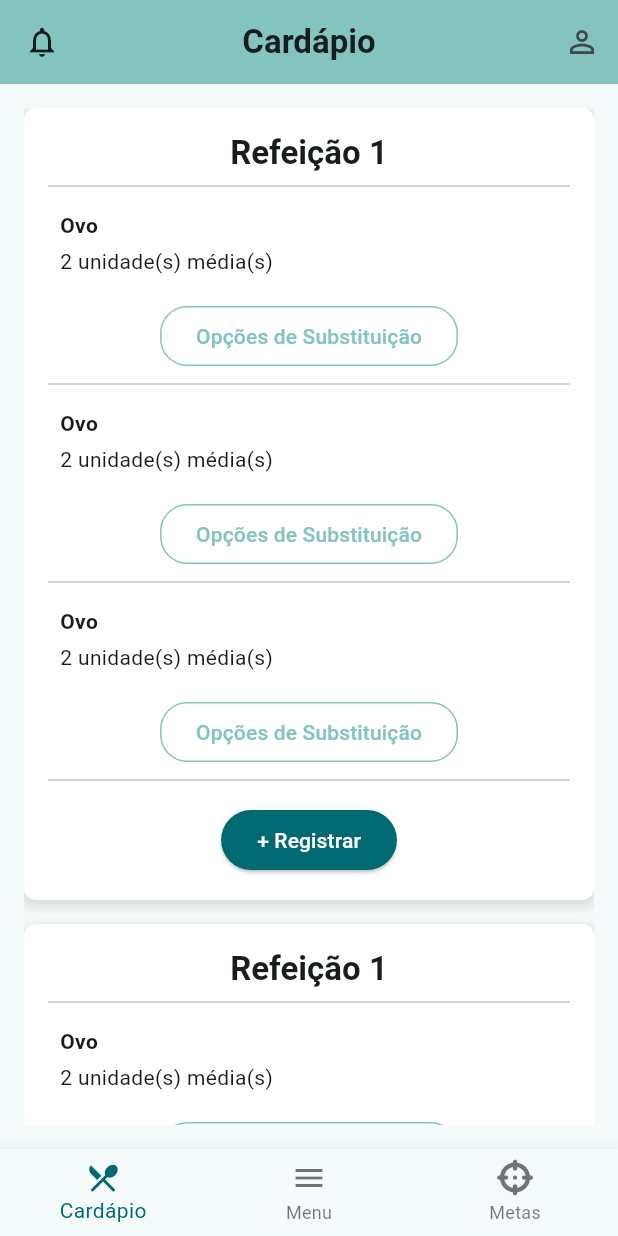
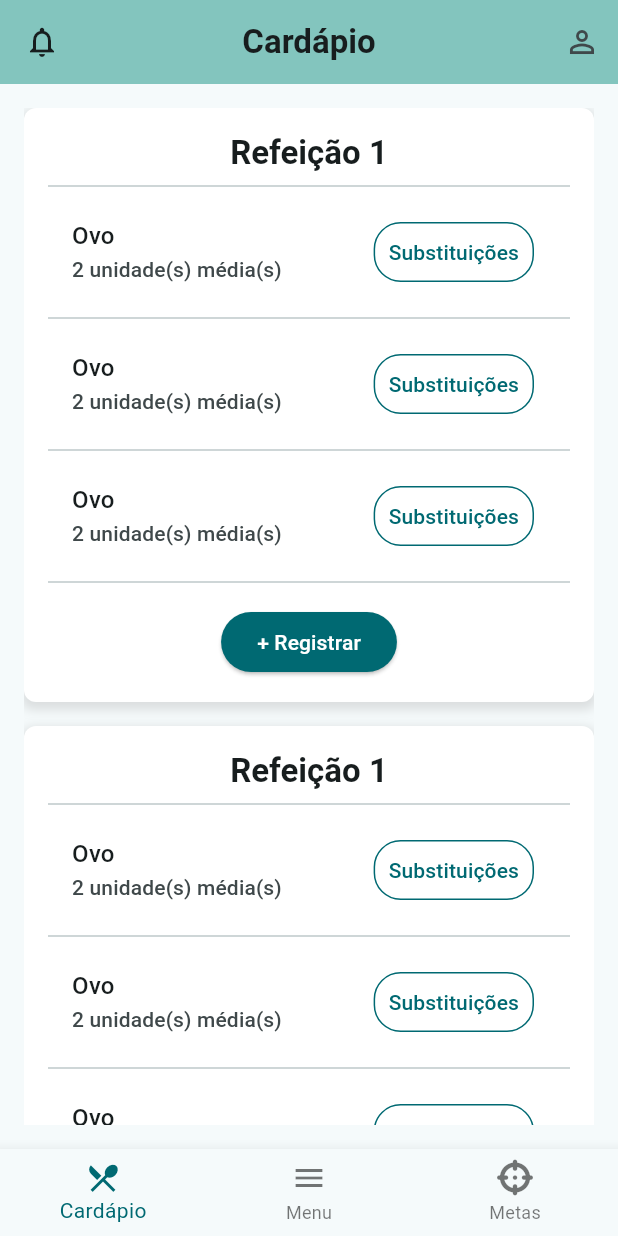
Before and after one commit to KaikeDias/nutri-app, a Flutter app: the screen it shows after launch, on a phone screen of 412 x 824 dp. Run offline on Flutter 3.47's test engine with Material 3 defaults, Android fonts, the phone set to English and light mode, and no system bars; our stand-ins replace font_awesome_flutter.

Commit message:
refactor: change to listTile and using custom theme for text and colors

```diff
--- a/lib/app/menu/ui/components/meal_item.dart
+++ b/lib/app/menu/ui/components/meal_item.dart
@@ -8,43 +8,36 @@ class MealItem extends StatelessWidget {
 
   @override
   Widget build(BuildContext context) {
+    final colorScheme = Theme.of(context).colorScheme;
+    final textTheme = Theme.of(context).textTheme;
+
     return Column(
       children: [
-        Padding(
-          padding: const EdgeInsets.all(8.0),
-          child: Row(
-            children: [
-              Expanded(
-                child: Column(
-                  crossAxisAlignment: CrossAxisAlignment.start,
-                  children: [
-                    Text(
+        ListTile(
+          title: Text(
             title,
-                      style: const TextStyle(fontWeight: FontWeight.bold),
+            style: textTheme.titleMedium,
           ),
-                    const SizedBox(height: 4),
-                    Text(quantity)
-                  ],
+          subtitle: Text(
+            quantity,
+            style: textTheme.labelLarge
+                ?.copyWith(color: colorScheme.onSurfaceVariant),
           ),
-              ),
-            ],
-          ),
-        ),
-        const SizedBox(height: 8),
-        OutlinedButton(
+          trailing: OutlinedButton(
             onPressed: () {},
             style: OutlinedButton.styleFrom(
-            side: const BorderSide(color: Color(0xFF83C5BE)),
+                side: BorderSide(color: colorScheme.primary),
                 shape: RoundedRectangleBorder(
                   borderRadius: BorderRadius.circular(18),
                 ),
-          ),
-          child: const Text(
-            'Opções de Substituição',
-            style: TextStyle(color: Color(0xFF83C5BE)),
+                padding: const EdgeInsets.all(10)),
+            child: Text(
+              'Substituições',
+              style: textTheme.labelLarge?.copyWith(color: colorScheme.primary),
             ),
           ),
-        const Divider(),
+        ),
+        const Divider()
       ],
     );
   }
```
Lines whose indentation alone changed are shown as unchanged.
